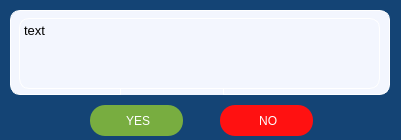
First picture: the form in oxin/confirm_window.ui, repository DORSA-co/saba_docs, before the edit.
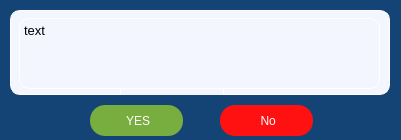
Second picture: the form after the edit.

```diff
--- a/oxin/confirm_window.ui
+++ b/oxin/confirm_window.ui
@@ -360,7 +360,7 @@
 </string>
     </property>
     <property name="text">
-     <string> NO</string>
+     <string> No</string>
     </property>
    </widget>
   </widget>
```
Left out of the diff: 6 changed lines with no effect on the pictures.
